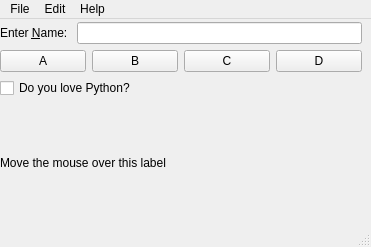
The window that EXAMPLES/qt5/events.ui (jstrickler/20250715oscny) describes before a commit, drawn with Qt 5.
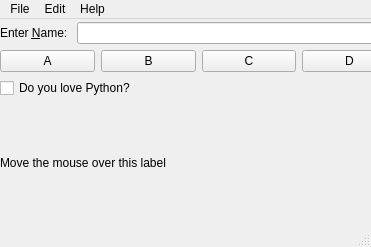
The same window after the commit.

```diff
--- a/EXAMPLES/qt5/events.ui
+++ b/EXAMPLES/qt5/events.ui
@@ -22,7 +22,7 @@
      <rect>
       <x>0</x>
       <y>3</y>
-      <width>362</width>
+      <width>397</width>
       <height>200</height>
      </rect>
     </property>
```
Left out of the diff: 21 changed lines with no effect on the pictures.
